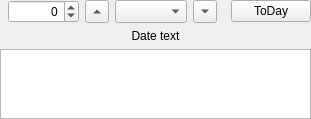
Qt form Src/LunarCalendar.ui (KangLin/LunarCalendar) before a commit.
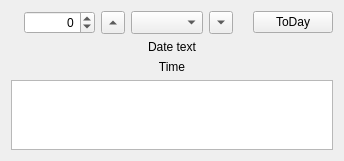
The same form after that commit.

The edit to the form file:
```diff
--- a/Src/LunarCalendar.ui
+++ b/Src/LunarCalendar.ui
@@ -6,33 +6,15 @@
    <rect>
     <x>0</x>
     <y>0</y>
-    <width>311</width>
-    <height>119</height>
+    <width>344</width>
+    <height>137</height>
    </rect>
   </property>
   <property name="windowTitle">
    <string>Calendar</string>
   </property>
   <layout class="QGridLayout" name="gridLayout">
-   <property name="sizeConstraint">
-    <enum>QLayout::SetDefaultConstraint</enum>
-   </property>
-   <property name="leftMargin">
-    <number>0</number>
-   </property>
-   <property name="topMargin">
-    <number>0</number>
-   </property>
-   <property name="rightMargin">
-    <number>0</number>
-   </property>
-   <property name="bottomMargin">
-    <number>0</number>
-   </property>
-   <property name="spacing">
-    <number>6</number>
-   </property>
-   <item row="2" column="0">
+   <item row="3" column="0">
     <widget class="QTableView" name="tvMonth">
      <attribute name="horizontalHeaderCascadingSectionResizes">
       <bool>false</bool>
@@ -48,19 +30,6 @@
      </attribute>
     </widget>
    </item>
-   <item row="1" column="0">
-    <widget class="QLabel" name="lbDateText">
-     <property name="text">
-      <string>Date text</string>
-     </property>
-     <property name="alignment">
-      <set>Qt::AlignCenter</set>
-     </property>
-     <property name="wordWrap">
-      <bool>true</bool>
-     </property>
-    </widget>
-   </item>
    <item row="0" column="0">
     <layout class="QHBoxLayout" name="hlTitle">
      <property name="spacing">
@@ -150,6 +119,29 @@
      </item>
     </layout>
    </item>
+   <item row="1" column="0">
+    <widget class="QLabel" name="lbDateText">
+     <property name="text">
+      <string>Date text</string>
+     </property>
+     <property name="alignment">
+      <set>Qt::AlignCenter</set>
+     </property>
+     <property name="wordWrap">
+      <bool>true</bool>
+     </property>
+    </widget>
+   </item>
+   <item row="2" column="0">
+    <widget class="QLabel" name="lbTime">
+     <property name="text">
+      <string>Time</string>
+     </property>
+     <property name="alignment">
+      <set>Qt::AlignCenter</set>
+     </property>
+    </widget>
+   </item>
   </layout>
  </widget>
  <resources/>
```
